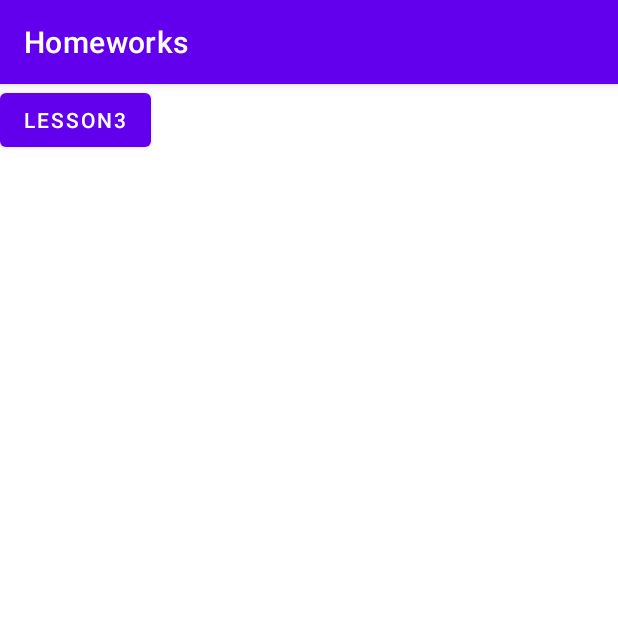
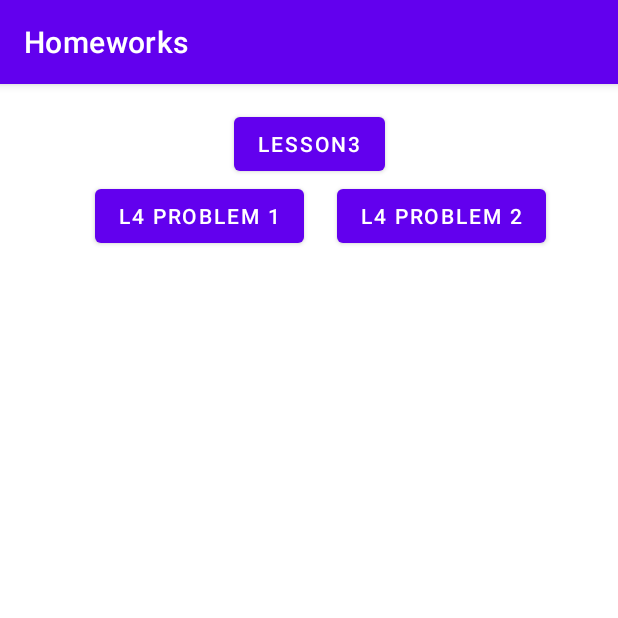
Before and after one commit to MEssam64/CS473-Mobile_Device_Development, an Android app: the screen it shows after launch (MainActivity), on a phone screen of 412 x 824 dp, the top half of it. Run offline under Robolectric (Android 15) with nearby library versions, the phone set to English and light mode, and no system bars.

Commit message:
Lesson problem 4

```diff
--- a/app/src/main/AndroidManifest.xml
+++ b/app/src/main/AndroidManifest.xml
@@ -9,6 +9,9 @@
         android:roundIcon="@mipmap/ic_launcher_round"
         android:supportsRtl="true"
         android:theme="@style/Theme.Homeworks">
+        <activity
+            android:name=".lesson4.Problem1"
+            android:exported="true" />
         <activity
             android:name=".lesson3.MainActivity"
             android:exported="true" />
--- a/app/src/main/java/com/example/homeworks/MainActivity.kt
+++ b/app/src/main/java/com/example/homeworks/MainActivity.kt
@@ -15,4 +15,10 @@ class MainActivity : AppCompatActivity() {
         var intent = Intent(this, com.example.homeworks.lesson3.MainActivity::class.java)
         startActivity(intent)
     }
+
+    fun btnLesson4P1Click(view: android.view.View) {
+        var intent = Intent(this, com.example.homeworks.lesson4.Problem1::class.java)
+        startActivity(intent)
+    }
+    fun btnLesson4P2Click(view: android.view.View) {}
 }
--- a/app/src/main/res/layout/activity_main.xml
+++ b/app/src/main/res/layout/activity_main.xml
@@ -10,9 +10,35 @@
         android:id="@+id/btnLesson3"
         android:layout_width="wrap_content"
         android:layout_height="wrap_content"
+        android:layout_marginTop="16dp"
+        android:onClick="BtnClick"
         android:text="Lesson3"
-        tools:layout_editor_absoluteX="159dp"
-        tools:layout_editor_absoluteY="15dp"
-        android:onClick="BtnClick"
+        app:layout_constraintEnd_toEndOf="parent"
+        app:layout_constraintStart_toStartOf="parent"
+        app:layout_constraintTop_toTopOf="parent"
+        tools:ignore="MissingConstraints" />
+
+    <Button
+        android:id="@+id/btnLesson4P1"
+        android:layout_width="wrap_content"
+        android:layout_height="wrap_content"
+        android:layout_marginEnd="22dp"
+        android:onClick="btnLesson4P1Click"
+        android:text="L4 problem 1"
+        app:layout_constraintEnd_toStartOf="@+id/btnLesson4P2"
+        app:layout_constraintHorizontal_bias="1.0"
+        app:layout_constraintStart_toStartOf="parent"
+        app:layout_constraintTop_toBottomOf="@+id/btnLesson3"
+        tools:ignore="MissingConstraints" />
+
+    <Button
+        android:id="@+id/btnLesson4P2"
+        android:layout_width="wrap_content"
+        android:layout_height="wrap_content"
+        android:layout_marginEnd="48dp"
+        android:onClick="btnLesson4P2Click"
+        android:text="L4 problem 2"
+        app:layout_constraintEnd_toEndOf="parent"
+        app:layout_constraintTop_toBottomOf="@+id/btnLesson3"
         tools:ignore="MissingConstraints" />
 </androidx.constraintlayout.widget.ConstraintLayout>
```
Also changed, not shown: app/src/main/java/com/example/homeworks/lesson4/Problem1.kt (added, +50 -0 lines), app/src/main/res/layout/activity_lesson4_problem1.xml (added, +59 -0 lines).
